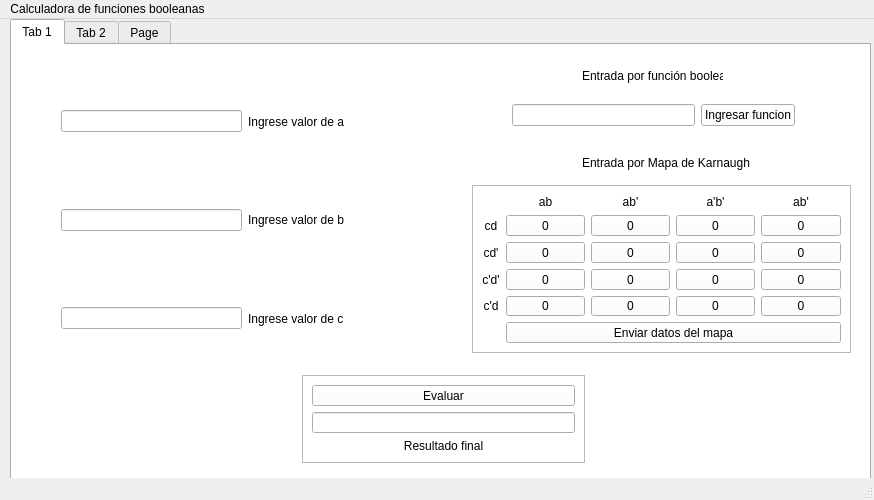
Eliasj15/Tarea-programada-3, file mainwindow.ui: the form before one commit.
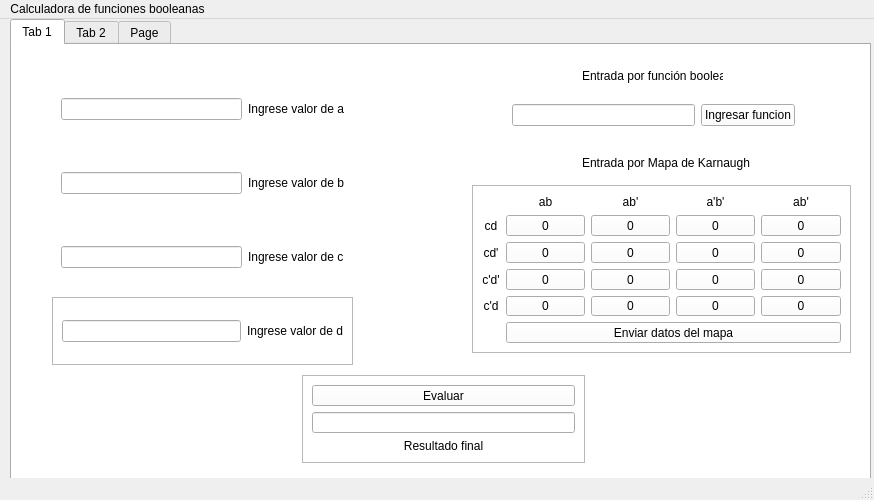
The form after the commit. The open tabs and pages were chosen to show the change.

Commit message: Agregada entrada para la variable d

Diff of the .ui file:
```diff
--- a/mainwindow.ui
+++ b/mainwindow.ui
@@ -433,6 +433,28 @@
          </layout>
         </widget>
        </item>
+       <item>
+        <widget class="QFrame" name="frame_3">
+         <property name="frameShape">
+          <enum>QFrame::StyledPanel</enum>
+         </property>
+         <property name="frameShadow">
+          <enum>QFrame::Raised</enum>
+         </property>
+         <layout class="QHBoxLayout" name="horizontalLayout_5">
+          <item>
+           <widget class="QLineEdit" name="lineEdit_6"/>
+          </item>
+          <item>
+           <widget class="QLabel" name="label_15">
+            <property name="text">
+             <string>Ingrese valor de d</string>
+            </property>
+           </widget>
+          </item>
+         </layout>
+        </widget>
+       </item>
       </layout>
      </widget>
      <widget class="QLabel" name="label_13">
```
Left out of the diff: 4 changed lines with no effect on the pictures.
